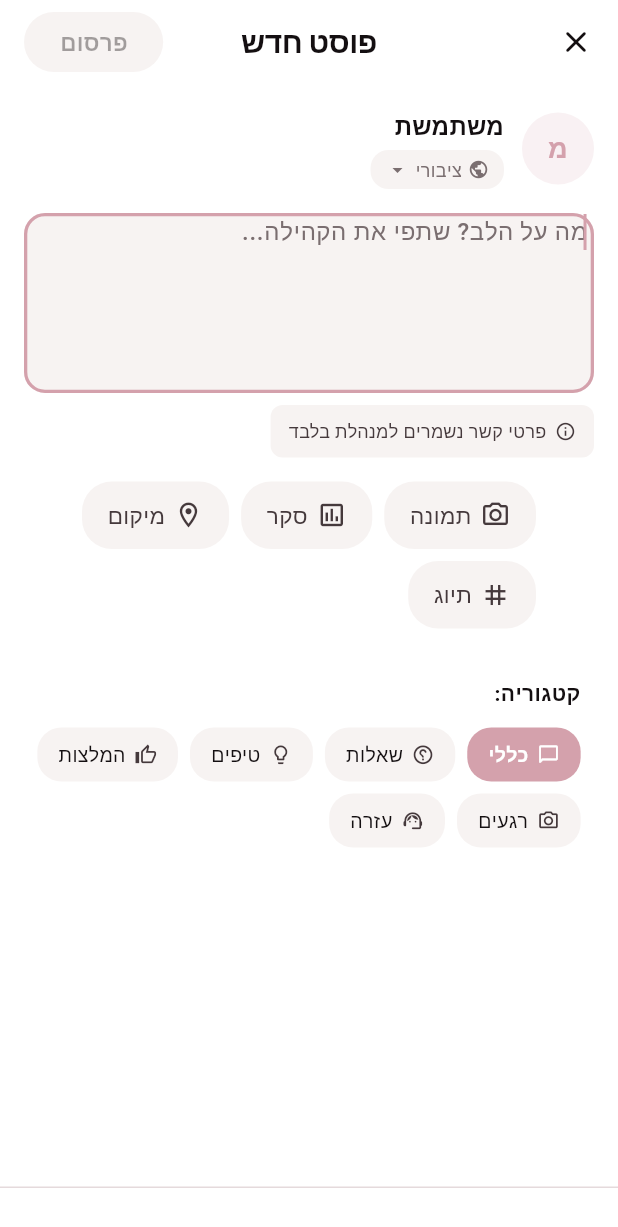
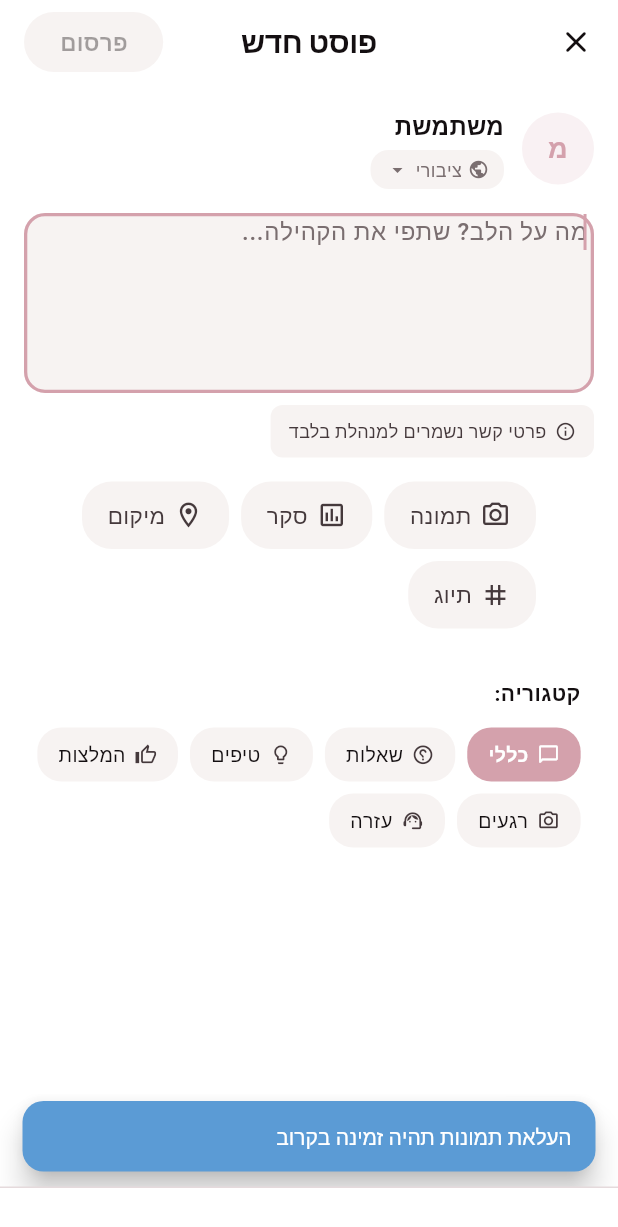
Before and after one commit to guy956/mom-new, a Flutter app: the CreatePostScreen screen opened by its route, after a tap on "תמונה", on a phone screen of 412 x 824 dp. Shown: the top 1227 px of the screen. Run offline on Flutter 3.47's test engine with Material 3 defaults, Android fonts, the phone set to English and light mode, and no system bars; our stand-ins replace cached_network_image, cloud_firestore, file_picker, firebase_auth, firebase_core, firebase_storage and 11 more; missing offline and left inert: dart_jsonwebtoken; accounts and stored records are empty; Roboto replaces fonts that are missing (Heebo).

```diff
--- a/lib/features/album/screens/photo_album_screen.dart
+++ b/lib/features/album/screens/photo_album_screen.dart
@@ -717,9 +717,11 @@ class _PhotoAlbumScreenState extends State<PhotoAlbumScreen> with SingleTickerPr
                                   photos.add(photoData);
                                 });
 
+                                if (mounted) {
                                   setState(() {
                                     album['count'] = (album['count'] as int) + 1;
                                   });
+                                }
                                 _saveAlbums();
 
                                 if (mounted) {
@@ -859,10 +861,12 @@ class _PhotoAlbumScreenState extends State<PhotoAlbumScreen> with SingleTickerPr
                 setSheetState(() {
                   _albumPhotos[albumKey]?.removeAt(index);
                 });
+                if (mounted) {
                   setState(() {
                     album['count'] = (album['count'] as int) - 1;
                     if ((album['count'] as int) < 0) album['count'] = 0;
                   });
+                }
                 _saveAlbums();
                 if (mounted) {
                   ScaffoldMessenger.of(context).showSnackBar(
--- a/lib/features/feed/screens/create_post_screen.dart
+++ b/lib/features/feed/screens/create_post_screen.dart
@@ -422,7 +422,12 @@ class _CreatePostScreenState extends State<CreatePostScreen> {
             icon: Icons.camera_alt_outlined,
             label: 'תמונה',
             onTap: () {
-              // Add image picker
+              ScaffoldMessenger.of(context).showSnackBar(
+                const SnackBar(
+                  content: Text('העלאת תמונות תהיה זמינה בקרוב', style: TextStyle(fontFamily: 'Heebo')),
+                  backgroundColor: Color(0xFF5B9BD5),
+                ),
+              );
             },
           ),
           _buildOptionChip(
--- a/lib/services/storage_service_web.dart
+++ b/lib/services/storage_service_web.dart
@@ -13,5 +13,8 @@ Future<int> getFileLength(dynamic file) =>
 /// On web, image picker returns blob URLs that can be fetched
 Future<Uint8List> readFileBytes(String filePath) async {
   final response = await http.get(Uri.parse(filePath));
+  if (response.statusCode != 200) {
+    throw Exception('Failed to read file: HTTP ${response.statusCode}');
+  }
   return response.bodyBytes;
 }
```
Also changed, not shown: lib/features/experts/screens/experts_screen.dart (+16 -0 lines), lib/features/home/screens/main_screen.dart (+8 -2 lines), lib/features/sos/screens/sos_screen.dart (+12 -0 lines). Lines whose indentation alone changed are shown as unchanged.
